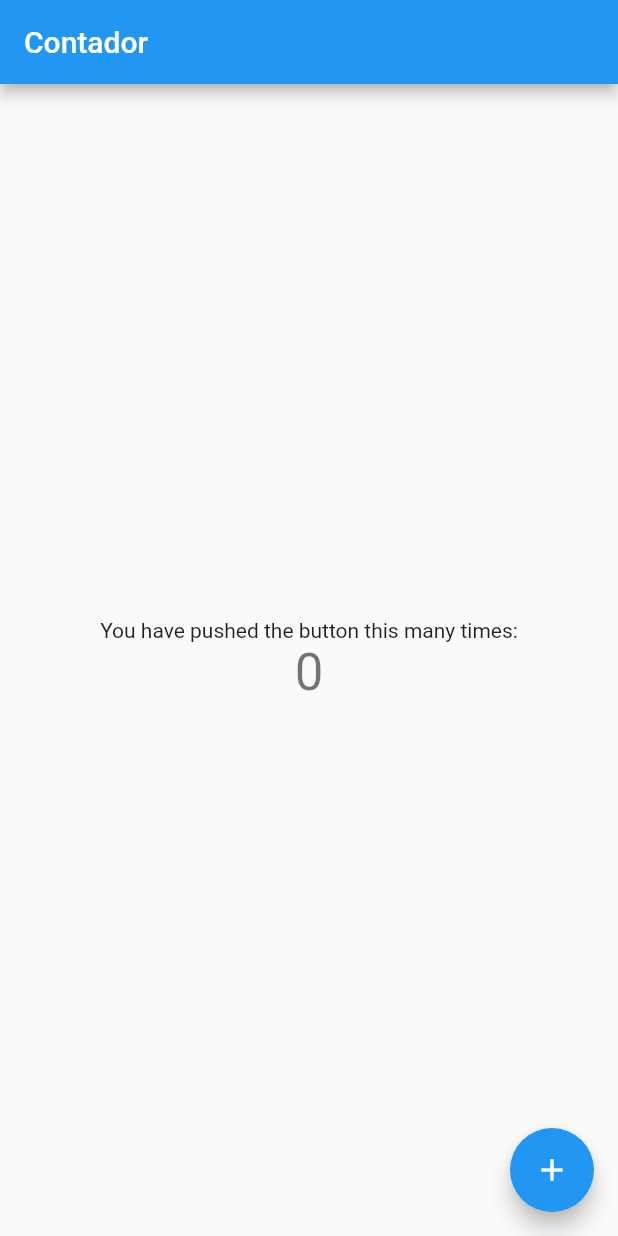
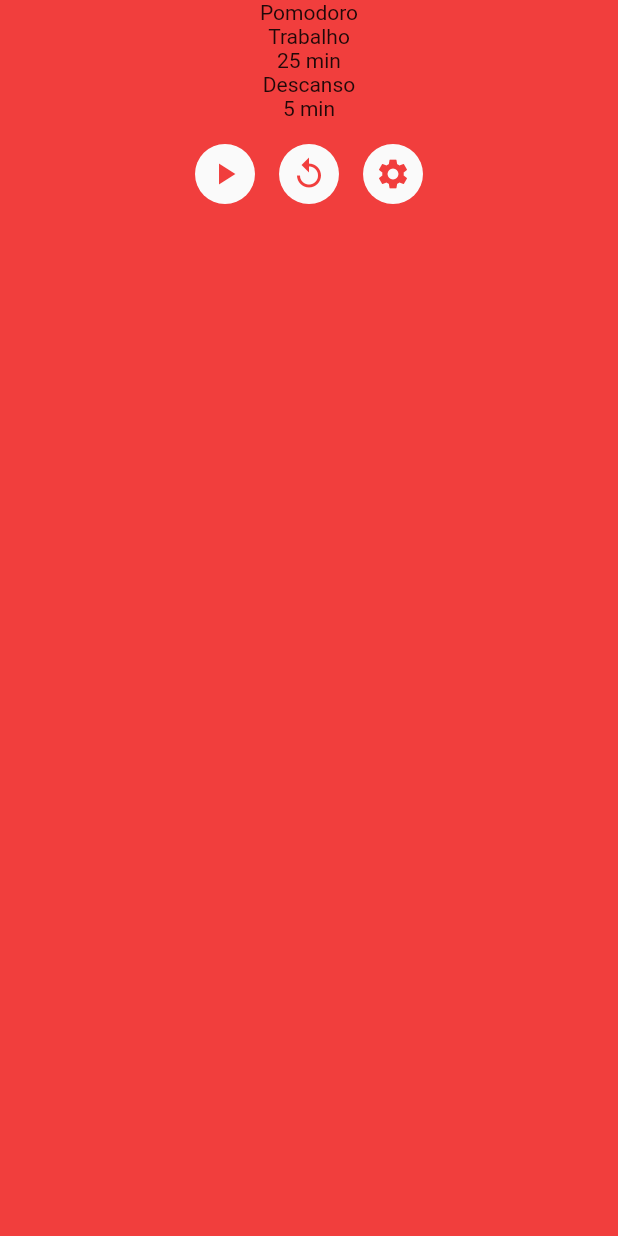
Before and after one commit to DIMAAGR/Mobx-Relogio-Pomodoro, a Flutter app: the screen it shows after launch, on a phone screen of 412 x 824 dp. Run offline on Flutter 3.47's test engine with Material 2 defaults, Android fonts, the light colour scheme and no system bars; our stand-ins replace mobx; generated files the repository leaves out were written again.

Commit message:
Adicionado Botões a tela

```diff
--- /dev/null
+++ b/lib/components/circularButton.dart
@@ -0,0 +1,29 @@
+import 'package:flutter/material.dart';
+
+class CircularButton extends StatelessWidget {
+  // VARIAVEIS
+  final void Function() onTap;
+  final Widget? child;
+  // CONSTRUTOR
+  const CircularButton({
+    Key? key,
+    required this.onTap,
+    this.child,
+  }) : super(key: key);
+
+  @override
+  Widget build(BuildContext context) {
+    return InkWell(
+      borderRadius: BorderRadius.circular(40),
+      onTap: onTap,
+      child: Container(
+        height: 40,
+        width: 40,
+        decoration: BoxDecoration(
+            color: Color.fromARGB(255, 250, 250, 250),
+            borderRadius: BorderRadius.circular(40)),
+        child: child,
+      ),
+    );
+  }
+}
--- /dev/null
+++ b/lib/components/enterTime.dart
@@ -0,0 +1,22 @@
+import 'package:flutter/material.dart';
+
+class EnterTime extends StatelessWidget {
+  final String titulo;
+  final int valor;
+
+  const EnterTime({
+    Key? key,
+    required this.titulo,
+    required this.valor,
+  }) : super(key: key);
+
+  @override
+  Widget build(BuildContext context) {
+    return Column(
+      children: [
+        Text(this.titulo),
+        Text(this.valor.toString() + " min"),
+      ],
+    );
+  }
+}
--- a/lib/main.dart
+++ b/lib/main.dart
@@ -1,7 +1,5 @@
 import 'package:flutter/material.dart';
-import 'package:flutter_mobx/flutter_mobx.dart';
-import 'package:mobx/mobx.dart';
-import './store/counter.store.dart';
+import 'package:mobx_relogio_pomodoro/views/pomodoro/pomodoro.designer.dart';
 
 void main() {
   runApp(MyApp());
@@ -14,54 +12,52 @@ class MyApp extends StatelessWidget {
     return MaterialApp(
       title: 'Flutter Demo',
       theme: ThemeData(
-        // This is the theme of your application.
-        //
-        // Try running your application with "flutter run". You'll see the
-        // application has a blue toolbar. Then, without quitting the app, try
-        // changing the primarySwatch below to Colors.green and then invoke
-        // "hot reload" (press "r" in the console where you ran "flutter run",
-        // or simply save your changes to "hot reload" in a Flutter IDE).
-        // Notice that the counter didn't reset back to zero; the application
-        // is not restarted.
+        primaryColor: Color(0xfff13e3d),
         primarySwatch: Colors.blue,
       ),
-      home: MyHomePage(),
+      home: Pomodoro(),
     );
   }
 }
 
-final store = CounterStore();
+/// [MATERIAL DE REFERÊNCIA]
 
-class MyHomePage extends StatelessWidget {
-  const MyHomePage({Key? key}) : super(key: key);
+// import 'package:flutter_mobx/flutter_mobx.dart';
+// import 'package:mobx/mobx.dart';
+// import './store/counter.store.dart';
 
-  @override
-  Widget build(BuildContext context) {
-    return Scaffold(
-      appBar: AppBar(
-        title: Text("Contador"),
-      ),
-      body: Center(
-        child: Column(
-          mainAxisAlignment: MainAxisAlignment.center,
-          children: <Widget>[
-            Text(
-              'You have pushed the button this many times:',
-            ),
-            Observer(
-              builder: (_) => Text(
-                '${store.contador}',
-                style: Theme.of(context).textTheme.headline4,
-              ),
-            ),
-          ],
-        ),
-      ),
-      floatingActionButton: FloatingActionButton(
-        onPressed: store.increment,
-        tooltip: 'Increment',
-        child: Icon(Icons.add),
-      ), // This trailing comma makes auto-formatting nicer for build methods.
-    );
-  }
-}
+// final store = CounterStore();
+
+// class MyHomePage extends StatelessWidget {
+//   const MyHomePage({Key? key}) : super(key: key);
+
+//   @override
+//   Widget build(BuildContext context) {
+//     return Scaffold(
+//       appBar: AppBar(
+//         title: Text("Contador"),
+//       ),
+//       body: Center(
+//         child: Column(
+//           mainAxisAlignment: MainAxisAlignment.center,
+//           children: <Widget>[
+//             Text(
+//               'You have pushed the button this many times:',
+//             ),
+//             Observer(
+//               builder: (_) => Text(
+//                 '${store.contador}',
+//                 style: Theme.of(context).textTheme.headline4,
+//               ),
+//             ),
+//           ],
+//         ),
+//       ),
+//       floatingActionButton: FloatingActionButton(
+//         onPressed: store.increment,
+//         tooltip: 'Increment',
+//         child: Icon(Icons.add),
+//       ), // This trailing comma makes auto-formatting nicer for build methods.
+//     );
+//   }
+// }
--- /dev/null
+++ b/lib/views/pomodoro/pomodoro.designer.dart
@@ -0,0 +1,137 @@
+import 'package:flutter/material.dart';
+import 'package:mobx_relogio_pomodoro/components/circularbutton.dart';
+import 'package:mobx_relogio_pomodoro/components/enterTime.dart';
+
+class Pomodoro extends StatelessWidget {
+  const Pomodoro({Key? key}) : super(key: key);
+
+  @override
+  Widget build(BuildContext context) {
+    return Scaffold(
+      backgroundColor: Theme.of(context).primaryColor,
+      body: Column(
+        crossAxisAlignment: CrossAxisAlignment.center,
+        children: [
+          Text("Pomodoro"),
+          EnterTime(titulo: 'Trabalho', valor: 25),
+          EnterTime(titulo: 'Descanso', valor: 5),
+          _buttons(context),
+        ],
+      ),
+    );
+  }
+
+  _buttons(BuildContext context) {
+    return Row(
+      mainAxisAlignment: MainAxisAlignment.center,
+      children: [
+        CircularButton(
+          onTap: () {
+            print("Hello!");
+          },
+          child: Icon(
+            Icons.play_arrow,
+            size: 24,
+            color: Theme.of(context).primaryColor,
+          ),
+        ),
+        Padding(
+          padding: const EdgeInsets.all(16.0),
+          child: CircularButton(
+            onTap: () {},
+            child: Icon(
+              Icons.replay,
+              size: 24,
+              color: Theme.of(context).primaryColor,
+            ),
+          ),
+        ),
+        CircularButton(
+          onTap: () => _modalBottomSheet(context),
+          child: Icon(
+            Icons.settings,
+            size: 24,
+            color: Theme.of(context).primaryColor,
+          ),
+        ),
+      ],
+    );
+  }
+
+  _modalBottomSheet(BuildContext context) {
+    return showModalBottomSheet(
+      context: context,
+      builder: (context) => Column(
+        children: [
+          ListTile(
+            title: Text("Trabalho"),
+            trailing: Text("25" + "min"),
+            onTap: () {
+              showModalBottomSheet(
+                context: context,
+                builder: (context) => Row(
+                  mainAxisAlignment: MainAxisAlignment.center,
+                  crossAxisAlignment: CrossAxisAlignment.center,
+                  children: [
+                    CircularButton(
+                      onTap: () {
+                        print("Hello!");
+                      },
+                      child: Icon(
+                        Icons.add,
+                        size: 24,
+                        color: Theme.of(context).primaryColor,
+                      ),
+                    ),
+                    Text("25min"),
+                    CircularButton(
+                      onTap: () {
+                        print("Hello!");
+                      },
+                      child: Icon(
+                        Icons.remove,
+                        size: 24,
+                        color: Theme.of(context).primaryColor,
+                      ),
+                    ),
+                  ],
+                ),
+              );
+            },
+          ),
+          ListTile(
+            title: Text("Descanso"),
+            trailing: Text("25" + "min"),
+            onTap: () => Row(
+              mainAxisAlignment: MainAxisAlignment.center,
+              crossAxisAlignment: CrossAxisAlignment.center,
+              children: [
+                CircularButton(
+                  onTap: () {
+                    print("Hello!");
+                  },
+                  child: Icon(
+                    Icons.add,
+                    size: 24,
+                    color: Theme.of(context).primaryColor,
+                  ),
+                ),
+                Text("25min"),
+                CircularButton(
+                  onTap: () {
+                    print("Hello!");
+                  },
+                  child: Icon(
+                    Icons.remove,
+                    size: 24,
+                    color: Theme.of(context).primaryColor,
+                  ),
+                ),
+              ],
+            ),
+          ),
+        ],
+      ),
+    );
+  }
+}
```
